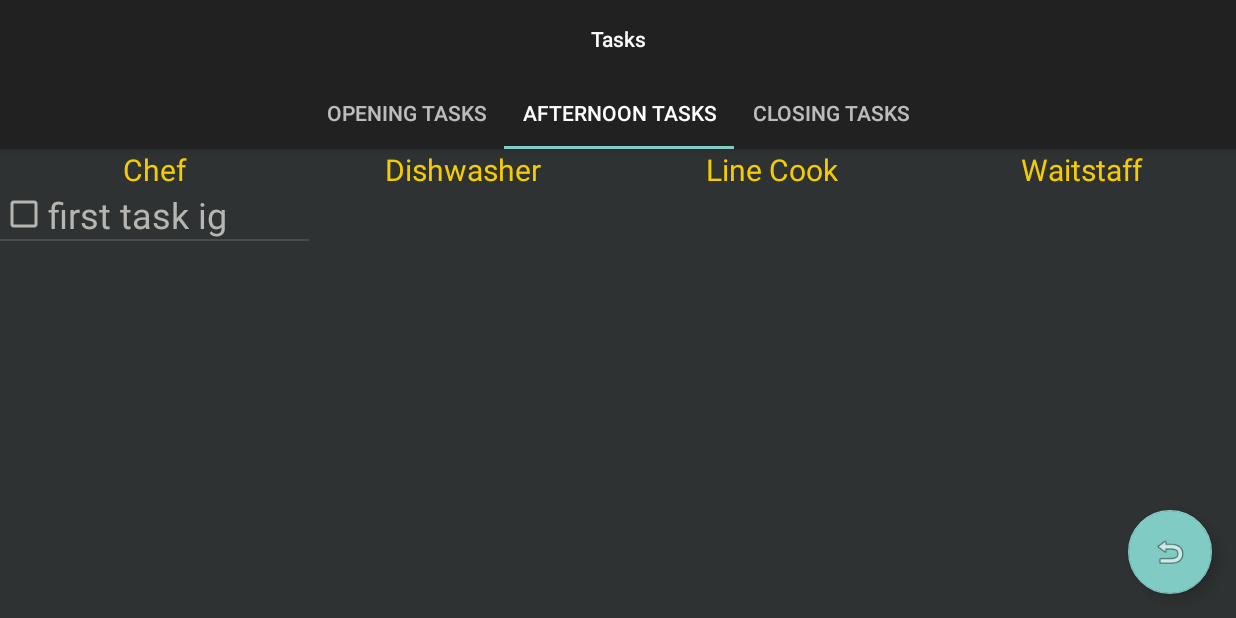
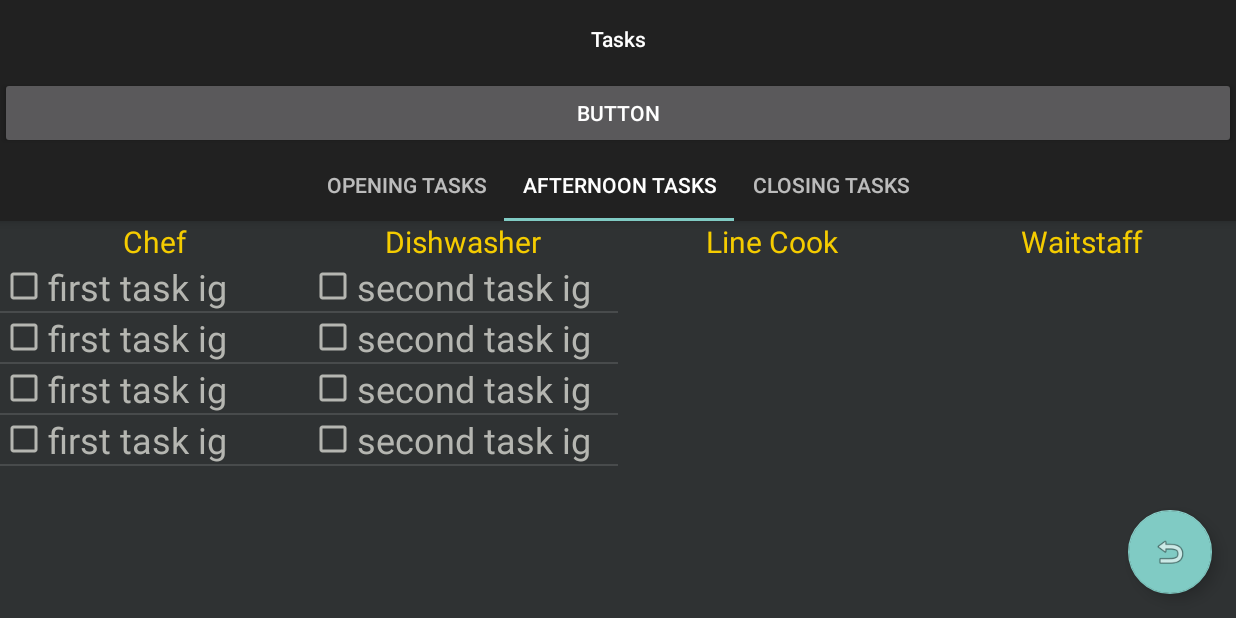
Before and after one commit to CamWhiting12/EmployBee, an Android app: the Tasks1Activity screen opened directly, with no data from a screen before it, tab 2 chosen, on a phone screen of 824 x 412 dp (held sideways). Run offline under Robolectric (Android 15) with nearby library versions, the phone set to English and light mode, and no system bars; our stand-ins replace Room's generated code.

Commit message:
end of class 5/2

```diff
--- a/app/build.gradle
+++ b/app/build.gradle
@@ -27,6 +27,9 @@ android {
     }
     buildFeatures {
         viewBinding true
+    }
+    buildFeatures {
+        dataBinding true
     }
 }
 
--- a/app/src/main/java/com/example/employbee/Page_2.java
+++ b/app/src/main/java/com/example/employbee/Page_2.java
@@ -38,7 +38,6 @@ public class Page_2 extends Fragment {
     private String mParam2;
     private ListView lv;
     private ArrayList<Task> tasks;
-    private ArrayList<String> taskStrings;
     private AppDatabase db;
 
     public Page_2() {
@@ -66,8 +65,6 @@ public class Page_2 extends Fragment {
     @Override
     public void onCreate(Bundle savedInstanceState) {
         super.onCreate(savedInstanceState);
-        Context context = getActivity().getApplicationContext();
-        taskStrings = new ArrayList<String>();
     }
 
     @Override
@@ -76,15 +73,48 @@ public class Page_2 extends Fragment {
         db = Room.databaseBuilder(getActivity().getBaseContext(), AppDatabase.class, "Tasks").allowMainThreadQueries().build();
         TaskDao taskdao = db.taskDao();
 
-        Task task1 = new Task("first task ig", 2, 1, false);
-        taskdao.insertTasks(task1);
-
         List<Task> tasks = taskdao.getAll();
 
+        // Selecting Shift
+        int thisShift = 2;
+
+        ArrayList<Task> shiftTasks = new ArrayList<Task>();
+
+        for (Task t: tasks) {
+            if (t.shift == thisShift) {
+                shiftTasks.add(t);
+            }
+        }
+
+        // Splitting by position
+        ArrayList<ArrayList<Task>> posTasks = new ArrayList<ArrayList<Task>>();
+        for (int i = 0; i < 4; i++) {
+            posTasks.add(new ArrayList<Task>());
+        }
+
+        for (Task t: shiftTasks) {
+            int pos = t.pos - 1; // Depends on posNum range
+
+            posTasks.get(pos).add(t);
+        }
+
+        // Displaying tasks
         lv = (ListView) v.findViewById(R.id.listViewTasks2_1);
-        ArrayAdapter adapter = new ArrayAdapter(getActivity().getBaseContext(), R.layout.taskrow, tasks);
+        ArrayAdapter adapter = new ArrayAdapter(getActivity().getBaseContext(), R.layout.taskrow, posTasks.get(0));
+        lv.setAdapter(adapter);
 
+        lv = (ListView) v.findViewById(R.id.listViewTasks2_2);
+        adapter = new ArrayAdapter(getActivity().getBaseContext(), R.layout.taskrow, posTasks.get(1));
         lv.setAdapter(adapter);
+
+        lv = (ListView) v.findViewById(R.id.listViewTasks2_3);
+        adapter = new ArrayAdapter(getActivity().getBaseContext(), R.layout.taskrow, posTasks.get(2));
+        lv.setAdapter(adapter);
+
+        lv = (ListView) v.findViewById(R.id.listViewTasks2_4);
+        adapter = new ArrayAdapter(getActivity().getBaseContext(), R.layout.taskrow, posTasks.get(3));
+        lv.setAdapter(adapter);
+
         return v;
     }
 
--- a/app/src/main/java/com/example/employbee/Page_3.java
+++ b/app/src/main/java/com/example/employbee/Page_3.java
@@ -3,10 +3,17 @@ package com.example.employbee;
 import android.os.Bundle;
 
 import androidx.fragment.app.Fragment;
+import androidx.room.Room;
 
+import android.util.Log;
 import android.view.LayoutInflater;
 import android.view.View;
 import android.view.ViewGroup;
+import android.widget.ArrayAdapter;
+import android.widget.ListView;
+
+import java.util.ArrayList;
+import java.util.List;
 
 /**
  * A simple {@link Fragment} subclass.
@@ -23,6 +30,9 @@ public class Page_3 extends Fragment {
     // TODO: Rename and change types of parameters
     private String mParam1;
     private String mParam2;
+    private ListView lv;
+    private ArrayList<Task> tasks;
+    private AppDatabase db;
 
     public Page_3() {
         // Required empty public constructor
@@ -49,16 +59,56 @@ public class Page_3 extends Fragment {
     @Override
     public void onCreate(Bundle savedInstanceState) {
         super.onCreate(savedInstanceState);
-        if (getArguments() != null) {
-            mParam1 = getArguments().getString(ARG_PARAM1);
-            mParam2 = getArguments().getString(ARG_PARAM2);
-        }
     }
 
     @Override
-    public View onCreateView(LayoutInflater inflater, ViewGroup container,
-                             Bundle savedInstanceState) {
-        // Inflate the layout for this fragment
-        return inflater.inflate(R.layout.fragment_page_3, container, false);
+    public View onCreateView(LayoutInflater inflater, ViewGroup container, Bundle savedInstanceState) {
+        View v = inflater.inflate(R.layout.fragment_page_3, container, false);
+        db = Room.databaseBuilder(getActivity().getBaseContext(), AppDatabase.class, "Tasks").allowMainThreadQueries().build();
+        TaskDao taskdao = db.taskDao();
+
+        List<Task> tasks = taskdao.getAll();
+
+        // Selecting Shift
+        int thisShift = 3;
+
+        ArrayList<Task> shiftTasks = new ArrayList<Task>();
+
+        for (Task t: tasks) {
+            if (t.shift == thisShift) {
+                shiftTasks.add(t);
+            }
+        }
+
+        // Splitting by position
+        ArrayList<ArrayList<Task>> posTasks = new ArrayList<ArrayList<Task>>();
+        for (int i = 0; i < 4; i++) {
+            posTasks.add(new ArrayList<Task>());
+        }
+
+        for (Task t: shiftTasks) {
+            int pos = t.pos - 1; // Depends on posNum range
+
+            posTasks.get(pos).add(t);
+        }
+
+        // Displaying tasks
+        lv = (ListView) v.findViewById(R.id.listViewTasks3_1);
+        ArrayAdapter adapter = new ArrayAdapter(getActivity().getBaseContext(), R.layout.taskrow, posTasks.get(0));
+        lv.setAdapter(adapter);
+
+        lv = (ListView) v.findViewById(R.id.listViewTasks3_2);
+        adapter = new ArrayAdapter(getActivity().getBaseContext(), R.layout.taskrow, posTasks.get(1));
+        lv.setAdapter(adapter);
+
+        lv = (ListView) v.findViewById(R.id.listViewTasks3_3);
+        adapter = new ArrayAdapter(getActivity().getBaseContext(), R.layout.taskrow, posTasks.get(2));
+        lv.setAdapter(adapter);
+
+        lv = (ListView) v.findViewById(R.id.listViewTasks3_4);
+        adapter = new ArrayAdapter(getActivity().getBaseContext(), R.layout.taskrow, posTasks.get(3));
+        lv.setAdapter(adapter);
+
+        return v;
     }
 }
--- a/app/src/main/java/com/example/employbee/Task.java
+++ b/app/src/main/java/com/example/employbee/Task.java
@@ -25,8 +25,10 @@ public class Task {
     public boolean done;
 
     public Task(){}
+    public static int count = 0;
 
     public Task(String taskname, int shiftnum, int posnum, boolean isdone) {
+        uid = count++;
         task = taskname;
         shift = shiftnum;
         pos = posnum;
--- a/app/src/main/java/com/example/employbee/Tasks1Activity.java
+++ b/app/src/main/java/com/example/employbee/Tasks1Activity.java
@@ -7,6 +7,7 @@ import com.google.android.material.floatingactionbutton.FloatingActionButton;
 import com.google.android.material.snackbar.Snackbar;
 import com.google.android.material.tabs.TabLayout;
 
+import androidx.room.Room;
 import androidx.viewpager.widget.ViewPager;
 import androidx.appcompat.app.AppCompatActivity;
 
@@ -20,6 +21,7 @@ import com.example.employbee.databinding.ActivityTasks1Binding;
 public class Tasks1Activity extends AppCompatActivity {
 
     private ActivityTasks1Binding binding;
+    private AppDatabase db;
 
     @Override
     protected void onCreate(Bundle savedInstanceState) {
@@ -34,6 +36,16 @@ public class Tasks1Activity extends AppCompatActivity {
         TabLayout tabs = binding.tabs;
         tabs.setupWithViewPager(viewPager);
         FloatingActionButton fab = binding.homeButton;
+
+        db = Room.databaseBuilder(getBaseContext(), AppDatabase.class, "Tasks").allowMainThreadQueries().build();
+        TaskDao taskdao = db.taskDao();
+
+        Task task1 = new Task("first task ig", 2, 1, false);
+        Task task2 = new Task("second task ig", 2, 2, false);
+        Task task3 = new Task("third task ig", 3, 3, false);
+        Task task4 = new Task("fourth task ig", 3, 4, false);
+
+        taskdao.insertTasks(task1, task2, task3, task4);
     }
 
     public void goHome(View v) {
--- a/app/src/main/res/layout-land/activity_tasks1.xml
+++ b/app/src/main/res/layout-land/activity_tasks1.xml
@@ -20,6 +20,12 @@
             android:padding="@dimen/appbar_padding"
             android:text="@string/allTasksTitleSTR"
             android:textAppearance="@style/TextAppearance.Widget.AppCompat.Toolbar.Title" />
+
+        <Button
+            android:id="@+id/addTaskButton"
+            android:layout_width="match_parent"
+            android:layout_height="wrap_content"
+            android:text="Button" />
 
         <com.google.android.material.tabs.TabLayout
             android:id="@+id/tabs"
--- a/app/src/main/res/layout-land/fragment_page_3.xml
+++ b/app/src/main/res/layout-land/fragment_page_3.xml
@@ -34,7 +34,8 @@
             <ListView
                 android:id="@+id/listViewTasks3_1"
                 android:layout_width="match_parent"
-                android:layout_height="match_parent" />
+                android:layout_height="match_parent"
+                tools:ignore="DuplicateSpeakableTextCheck" />
 
         </LinearLayout>
 
```
Also changed, not shown: app/src/main/AndroidManifest.xml (+11 -9 lines), app/src/main/java/com/example/employbee/AddTasks.java (added, +39 -0 lines), app/src/main/res/layout-land/activity_add_tasks.xml (added, +53 -0 lines), app/src/main/res/layout/activity_add_tasks.xml (added, +9 -0 lines), app/src/main/res/values/strings.xml (+7 -1 lines).
